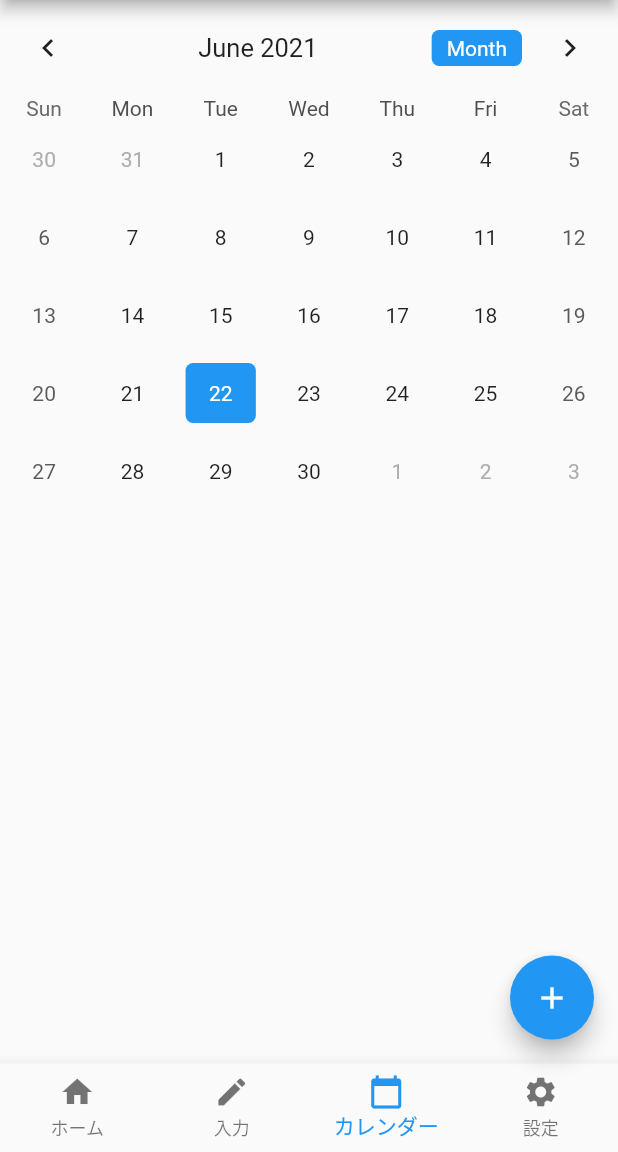
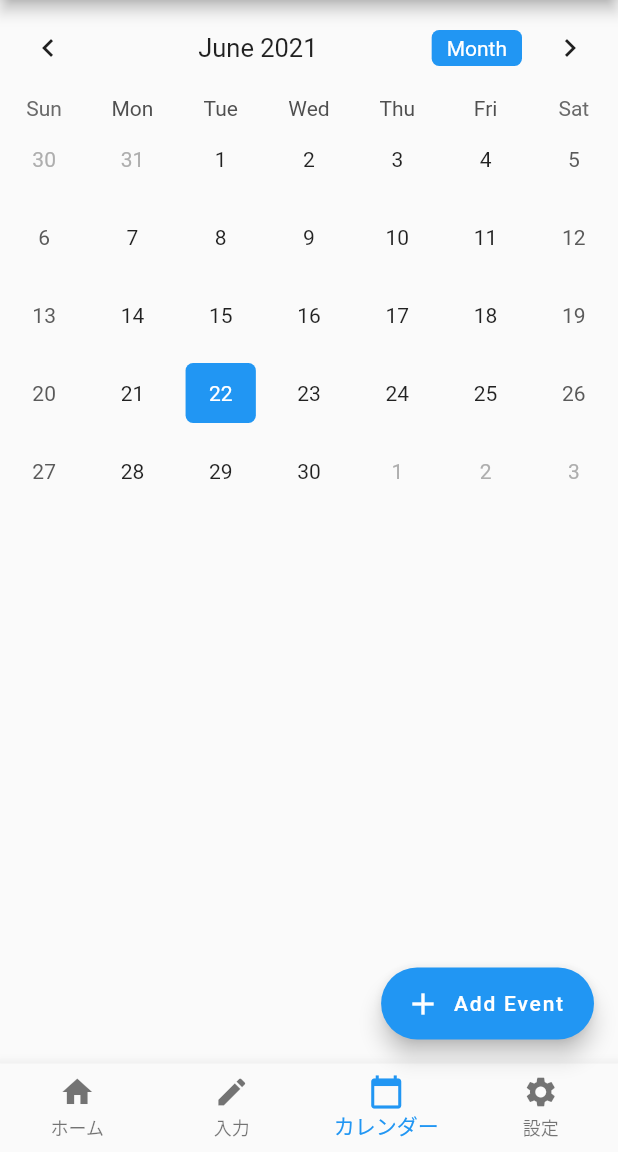
Before and after one commit to kouyoumikan/calendar_firebase, a Flutter app: the Calendar screen opened by its route, on a phone screen of 412 x 824 dp, the part 84-1236 px from its top. Run offline on Flutter 3.47's test engine with Material 2 defaults, Android fonts, the phone set to English and light mode, and no system bars; drawn by our look-alikes of table_calendar; missing offline and left inert: dart:js.

Commit message:
ボタン押下時、アラートダイアログを表示する

```diff
--- a/lib/pages/calendar.dart
+++ b/lib/pages/calendar.dart
@@ -1,4 +1,7 @@
+import 'dart:js';
+
 import 'package:flutter/material.dart';
+import 'package:flutter_firebase/pages/event.dart';
 import 'package:table_calendar/table_calendar.dart';
 
 class Calendar extends StatefulWidget {
@@ -7,10 +10,31 @@ class Calendar extends StatefulWidget {
 }
 
 class _CalendarState extends State<Calendar> {
+  late Map<DateTime, List<Event>> selectedEvents; // event.dartのimportを設定
+
   CalendarFormat format = CalendarFormat.month; // カレンダー右上ボタンでフォーマットを切り替え設定
 
   DateTime selectedDay = DateTime.now(); // 選択される日付の初期値を現在の日付に設定
   DateTime focusedDay = DateTime.now(); // 二番目に選択される日付の初期値を現在の日付に設定
+
+  // タイトル用のテキストフィールドで使用するテキスト編集コントローラー
+  TextEditingController _eventController = TextEditingController();
+
+  @override
+  void initState() { // メールのようにevent.dartの要素を送受信する設定
+    selectedEvents = {};
+    super.initState();
+  }
+
+  List<Event> _getEventsfromDay(DateTime date) { // データが空かどうか判定
+    return selectedEvents[date] ?? [];
+  }
+
+  @override
+  void dispose() { // タイトル用のテキストフィールドで使用する
+    _eventController.dispose(); // ページの強制終了時にテキスト編集コントローラー内容を破棄する
+    super.dispose();
+  }
 
   @override
   Widget build(BuildContext context) {
@@ -53,6 +77,9 @@ class _CalendarState extends State<Calendar> {
         selectedDayPredicate: (DateTime date) {
           return isSameDay(selectedDay, date);
         },
+
+        eventLoader: _getEventsfromDay, // メールのようにevent.dartの要素を送受信する設定
+
         calendarStyle: CalendarStyle(
           isTodayHighlighted: true, // 今日の日付を強調
           selectedDecoration: BoxDecoration( // 選択した日付のデザイン装飾
@@ -150,18 +177,58 @@ class _CalendarState extends State<Calendar> {
           }
         },
       ),
-      floatingActionButton: FloatingActionButton(
-        child: Icon(Icons.add),
-        onPressed: () {
-          Navigator.pushNamed(context, '/add_event');
-          //Navigator.pushNamed(context, AppRoutes.addEvent, arguments: selectedDay);
-        },
+      floatingActionButton: FloatingActionButton.extended( // 文字付きのボタンをextendedで設定
+        label: Text('Add Event'),
+        icon: Icon(Icons.add),
+        //onPressed: _showAddDialog, // Dialogの表示
+        onPressed: () => showDialog( // ボタン押下後、アラートDialogを表示
+            context: context,
+            builder:(context) => AlertDialog(
+              title: Text('Add Event'),
+              content: TextField( // タイトル用のテキストフィールド作成
+                controller: _eventController,
+              ),
+              actions: <Widget>[
+                TextButton(
+                  onPressed: () => Navigator.pop(context),
+                  child: const Text('Cancel'),
+                ),
+                TextButton(
+                  onPressed: () {
+                    if(_eventController.text.isEmpty) { // 空の場合
+                      Navigator.pop(context);
+                      return;
+                    }else {
+                      // 選択した日付にタイトルが追加されていない場合
+                      if (selectedEvents[selectedDay] != null) {
+                        selectedEvents[selectedDay]!.add(
+                          Event(title: _eventController.text), // タイトルを追加する
+                        );
+                      } else {
+                        // 選択した日付にタイトルが既に追加されている場合
+                        selectedEvents[selectedDay] = [
+                          Event(title: _eventController.text), // タイトルを表示する
+                        ];
+                      }
+                    }
+                    Navigator.pop(context);
+                    _eventController.clear(); // テキストフィールド内をクリアする
+                    setState((){});
+                    return;
+                  },
+                  child: const Text('OK'),
+                ),
+              ],
+            ),
+        ),
         //onPressed: () => Navigator.pushNamed(context, '/add_event'),
         //onPressed: () => Navigator.of(context).pushNamed("/add_event"),
       ),
     );
   }
+
 }
+
 
 //// カレンダーのイベント数を赤丸の数字で表示
 //Widget _buildEventsMarker(DateTime date, List events) {
--- /dev/null
+++ b/lib/pages/event.dart
@@ -0,0 +1,9 @@
+import 'package:flutter/cupertino.dart';
+
+class Event {
+  //final DateTime date;
+  final String title; // タイトル
+  Event({required this.title});
+
+  String toString() => this.title;
+}
```
